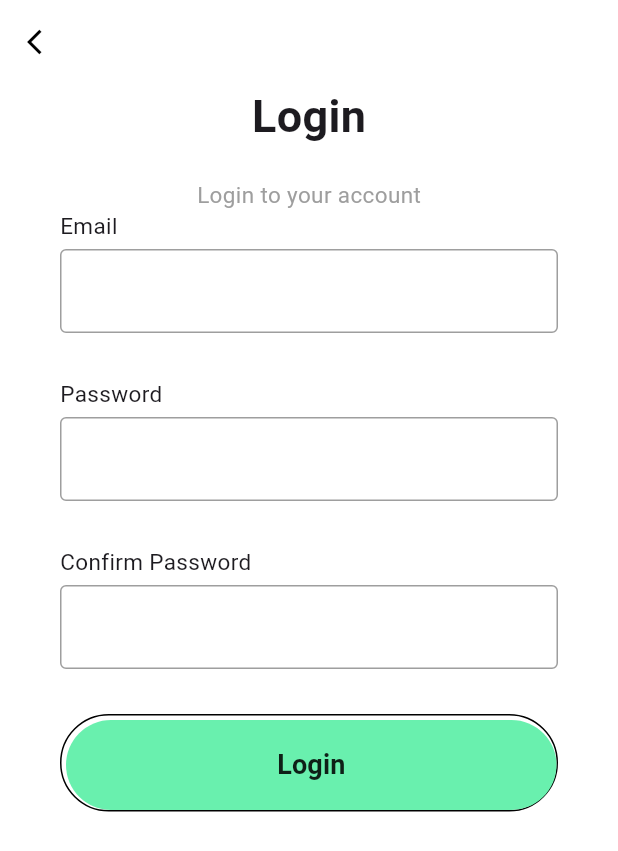
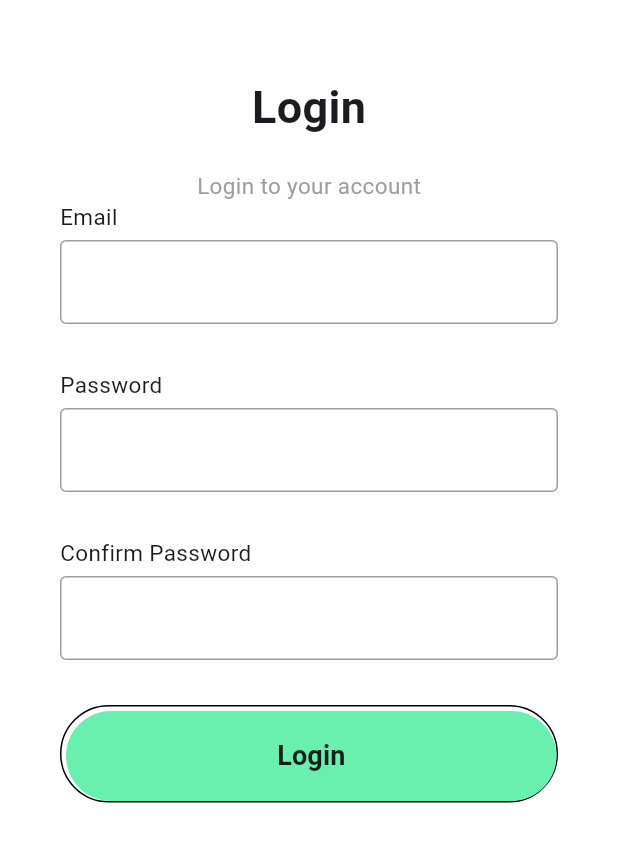
Before and after one commit to Saad-Amer-saeed/shopping-store-flutter, a Flutter app: the LoginPage screen opened directly, on a phone screen of 412 x 824 dp. Shown: the top 851 px of the screen. Run offline on Flutter 3.47's test engine with Material 3 defaults, Android fonts, the phone set to English and light mode, and no system bars; our stand-ins replace badges; missing offline and left inert: item_count_number_button; network calls fail.

Commit message:
styling 3

```diff
--- a/shoppingstore/lib/screen/login_screen.dart
+++ b/shoppingstore/lib/screen/login_screen.dart
@@ -38,21 +38,21 @@ class LoginPage extends StatelessWidget {
 
     return Scaffold(
       backgroundColor: Colors.white,
-      appBar: AppBar(
-        backgroundColor: Colors.white,
-        leading: IconButton(
-          onPressed: () {
-            Navigator.pop(context);
-          },
-          icon: const Icon(
-            Icons.arrow_back_ios,
-            size: 20,
-            color: Colors.black,
-          ),
-        ),
-      ),
+      // appBar: AppBar(
+      //   backgroundColor: Colors.white,
+      //   leading: IconButton(
+      //     onPressed: () {
+      //       Navigator.pop(context);
+      //     },
+      //     icon: const Icon(
+      //       Icons.arrow_back_ios,
+      //       size: 20,
+      //       color: Colors.black,
+      //     ),
+      //   ),
+      // ),
       body: Container(
-        height: MediaQuery.of(context).size.height,
+        margin: const EdgeInsets.only(top: 50),
         width: double.infinity,
         child: Column(
           children: [
--- a/shoppingstore/lib/widget/card_item_info.dart
+++ b/shoppingstore/lib/widget/card_item_info.dart
@@ -1,5 +1,6 @@
 import 'package:flutter/material.dart';
 import 'package:shoppingstore/model/store_products.dart';
+import 'package:intl/intl.dart';
 
 class CardItemInfo extends StatelessWidget {
   const CardItemInfo(
@@ -41,7 +42,8 @@ class CardItemInfo extends StatelessWidget {
                   Row(
                     children: [
                       Text(
-                        "${chosenstore.productPrice.toString()} IQD",
+                        NumberFormat('#,##0').format(chosenstore.productPrice),
+                        // "${chosenstore.productPrice.toString()} IQD",
                         style: TextStyle(
                           decoration: discountPercentage > 0
                               ? TextDecoration.lineThrough
--- a/shoppingstore/pubspec.yaml
+++ b/shoppingstore/pubspec.yaml
@@ -36,6 +36,7 @@ dependencies:
   cupertino_icons: ^1.0.6
   badges: ^3.1.2
   item_count_number_button: ^1.9.2
+  intl: ^0.19.0
 
 dev_dependencies:
   flutter_test:
```
Also changed, not shown: shoppingstore/lib/screen/basket_screen.dart (+37 -18 lines), shoppingstore/pubspec.lock.
